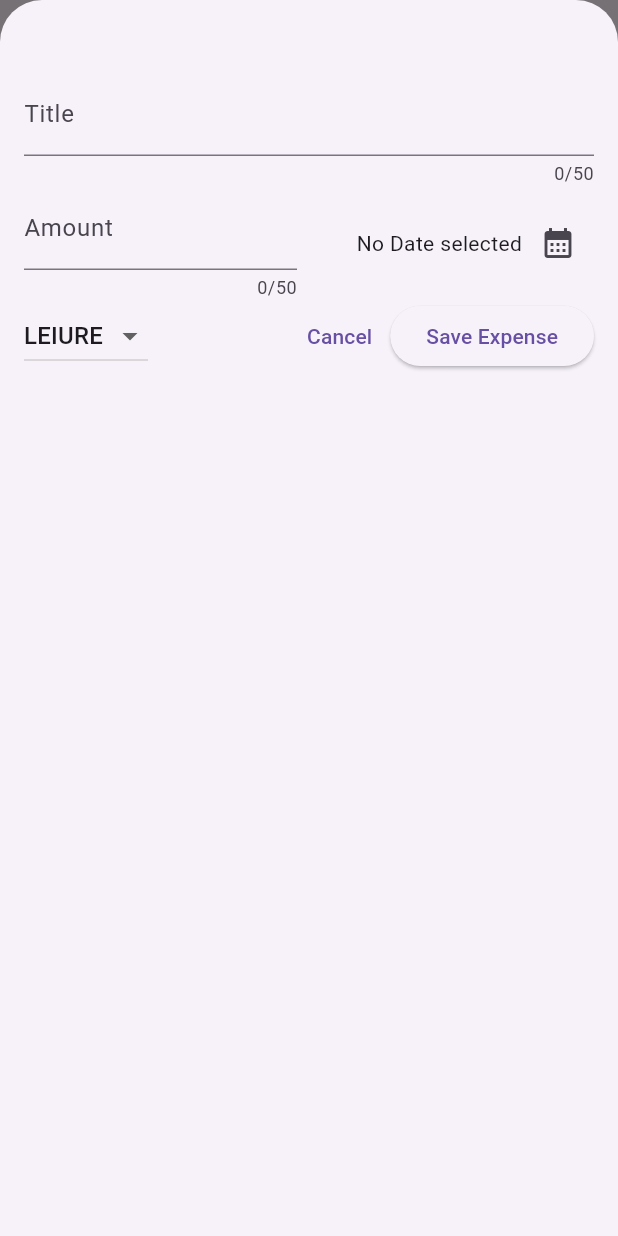
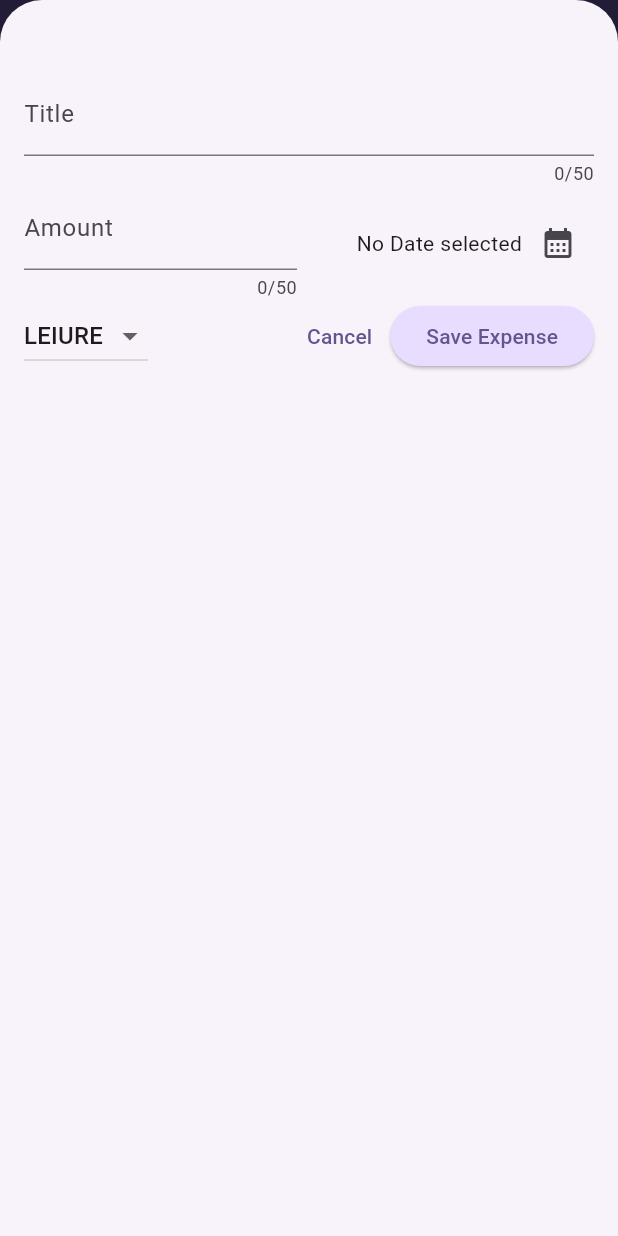
Before and after one commit to dilanthas/flutter-expense-tracker, a Flutter app: the screen it shows after launch, after a tap on the "add" icon, on a phone screen of 412 x 824 dp. Run offline on Flutter 3.47's test engine with Material 3 defaults, Android fonts, the phone set to English and light mode, and no system bars.

Commit message:
more styling

```diff
--- a/lib/main.dart
+++ b/lib/main.dart
@@ -2,11 +2,36 @@ import 'package:flutter/material.dart';
 
 import 'package:expense_tracker/widgets/expenses.dart';
 
+var kColorScheme =
+    ColorScheme.fromSeed(seedColor: const Color.fromARGB(255, 96, 59, 181));
+
+var kDarkColorScheme =
+    ColorScheme.fromSeed(brightness: Brightness.dark, seedColor: const Color.fromARGB(255, 5, 99, 125));
+
 void main() {
   runApp(
     MaterialApp(
-      theme: ThemeData(useMaterial3: true),
+      darkTheme: ThemeData.dark()
+          .copyWith(useMaterial3: true, colorScheme: kDarkColorScheme),
+      theme: ThemeData().copyWith(
+          useMaterial3: true,
+          colorScheme: kColorScheme,
+          appBarTheme: AppBarTheme().copyWith(
+              backgroundColor: kColorScheme.onPrimaryContainer,
+              foregroundColor: kColorScheme.primaryContainer),
+          cardTheme: const CardTheme().copyWith(
+              color: kColorScheme.secondaryContainer,
+              margin: const EdgeInsets.symmetric(horizontal: 16, vertical: 8)),
+          elevatedButtonTheme: ElevatedButtonThemeData(
+              style: ElevatedButton.styleFrom(
+                  backgroundColor: kColorScheme.primaryContainer)),
+          textTheme: ThemeData().textTheme.copyWith(
+              titleLarge: TextStyle(
+                  fontWeight: FontWeight.bold,
+                  color: kColorScheme.onSecondaryContainer,
+                  fontSize: 16))),
       home: const Expenses(),
+      themeMode: ThemeMode.system,
     ),
   );
 }
--- a/lib/widgets/expense_list/expense_item.dart
+++ b/lib/widgets/expense_list/expense_item.dart
@@ -1,34 +1,41 @@
 import 'package:expense_tracker/models/expense.dart';
 import 'package:flutter/material.dart';
 
-class ExpenseItem extends StatelessWidget{
-
-  const ExpenseItem(this.expense,{super.key});
+class ExpenseItem extends StatelessWidget {
+  const ExpenseItem(this.expense, {super.key});
 
   final Expense expense;
 
   @override
   Widget build(BuildContext context) {
-    return  Card(child: Padding(
-      padding: const EdgeInsets.symmetric(horizontal: 20,vertical: 16),
+    return Card(
+      child: Padding(
+        padding: const EdgeInsets.symmetric(horizontal: 20, vertical: 16),
         child: Column(
           children: [
-          Text(expense.title),
+            Text(
+              expense.title,
+              style: Theme.of(context).textTheme.titleLarge,
+            ),
             const SizedBox(height: 4),
             Row(
               children: [
                 Text('\$${expense.amount.toStringAsFixed(2)}'),
                 const Spacer(),
-              Row(children: [
+                Row(
+                  children: [
                     Icon(categoryIcons[expense.category]),
-                const SizedBox(width: 8,),
+                    const SizedBox(
+                      width: 8,
+                    ),
                     Text(expense.formattedDate)
-              ],)
+                  ],
+                )
               ],
             )
           ],
         ),
-    ),);
+      ),
+    );
   }
-
 }
--- a/lib/widgets/expense_list/expenses_list.dart
+++ b/lib/widgets/expense_list/expenses_list.dart
@@ -3,13 +3,21 @@ import 'package:expense_tracker/widgets/expense_list/expense_item.dart';
 import 'package:flutter/material.dart';
 
 class ExpensesList extends StatelessWidget {
-  const ExpensesList({super.key, required this.expenses});
+  const ExpensesList(
+      {super.key, required this.expenses, required this.onRemoveExpense});
   final List<Expense> expenses;
+  final void Function(Expense expense) onRemoveExpense;
 
   @override
   Widget build(BuildContext context) {
     return ListView.builder(
         itemCount: expenses.length,
-        itemBuilder: ((context, index) => ExpenseItem(expenses[index])));
+        itemBuilder: ((context, index) => Dismissible(
+            key: ValueKey(expenses[index]),
+            background: Container(color: Theme.of(context).colorScheme.error,margin: Theme.of(context).cardTheme.margin,),
+            onDismissed: (direction) {
+              onRemoveExpense(expenses[index]);
+            },
+            child: ExpenseItem(expenses[index]))));
   }
 }
--- a/lib/widgets/expenses.dart
+++ b/lib/widgets/expenses.dart
@@ -33,30 +33,56 @@ class _ExpensesState extends State<Expenses> {
 
   void _openAddExpensesOverlay() {
     showModalBottomSheet(
-      isScrollControlled: true,
-        context: context, builder: (ctx) => NewExpense(addNewExpense));
+        isScrollControlled: true,
+        context: context,
+        builder: (ctx) => NewExpense(addNewExpense));
   }
 
-  void addNewExpense(Expense newExpense){
+  void addNewExpense(Expense newExpense) {
     setState(() {
       _registeredExpenses.add(newExpense);
     });
+  }
 
+  void _removeExpense(Expense expense) {
+    final expenseIndex = _registeredExpenses.indexOf(expense);
+    setState(() {
+      _registeredExpenses.remove(expense);
+    });
+     ScaffoldMessenger.of(context).clearSnackBars();
+    ScaffoldMessenger.of(context).showSnackBar(SnackBar(
+        action: SnackBarAction(
+          label: 'Undo',
+          onPressed: () {
+            setState(() {
+              _registeredExpenses.insert(expenseIndex, expense);
+            });
+          },
+        ),
+        duration: const Duration(seconds: 3),
+        content: const Text('Expense deleted.')));
   }
 
   @override
   Widget build(BuildContext context) {
+    Widget mainContent = const Center(child: Text('No expense found.'));
+
+    if (_registeredExpenses.isNotEmpty) {
+      mainContent = ExpensesList(
+          expenses: _registeredExpenses, onRemoveExpense: _removeExpense);
+    }
     return Scaffold(
       appBar: AppBar(
         title: const Text('Flutter Expense Tracker'),
         actions: [
-          IconButton(onPressed: _openAddExpensesOverlay, icon: Icon(Icons.add))
+          IconButton(
+              onPressed: _openAddExpensesOverlay, icon: const Icon(Icons.add))
         ],
       ),
       body: Column(
         children: [
           const Text('The chart'),
-          Expanded(child: ExpensesList(expenses: _registeredExpenses)),
+          Expanded(child: mainContent),
         ],
       ),
     );
```
Also changed, not shown: 2 other files. Lines whose indentation alone changed are shown as unchanged.
